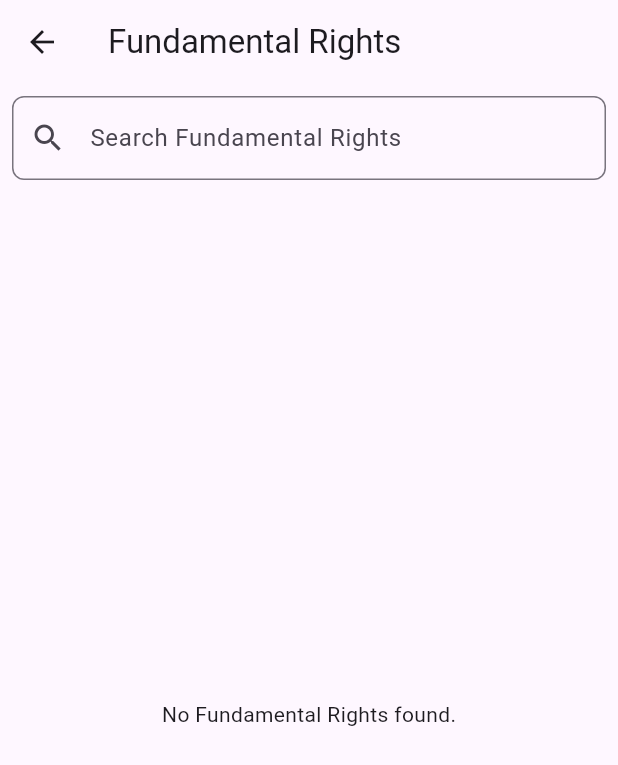
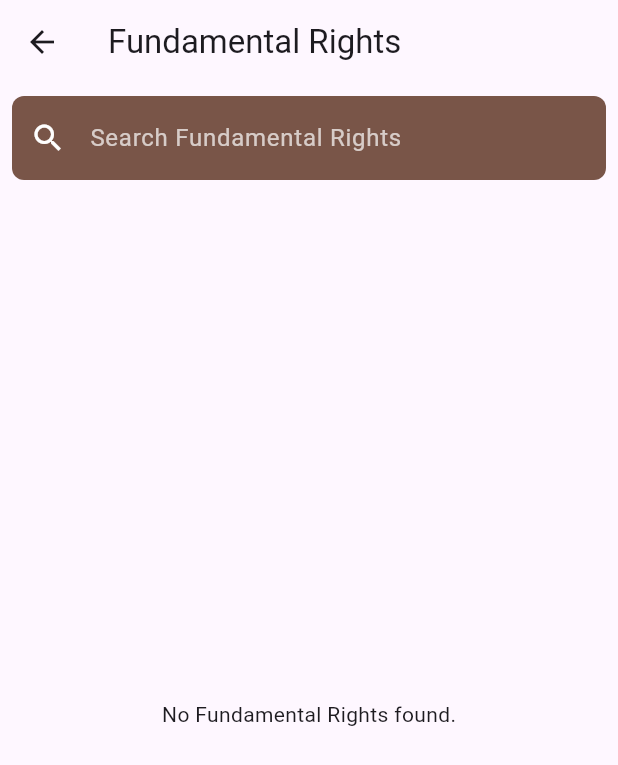
Before and after one commit to CodderPrince/Amar_Adalat, a Flutter app: the screen it shows after launch, after a tap on "Fundamental Rights", on a phone screen of 412 x 824 dp. Shown: the top 765 px of the screen. Run offline on Flutter 3.47's test engine with Material 3 defaults, Android fonts, the light colour scheme and no system bars; our stand-ins replace image_picker, supabase_flutter; accounts and stored records are empty.

Commit message:
search bar fine

```diff
--- a/lib/widgets/supabase_list.dart
+++ b/lib/widgets/supabase_list.dart
@@ -1,7 +1,7 @@
 import 'package:flutter/material.dart';
 import '../main.dart';
 import 'package:url_launcher/url_launcher.dart';
-import '../screens/detail_screen.dart'; // Import DetailScreen
+import '../screens/detail_screen.dart';
 import 'dart:math';
 
 class SupabaseListScreen extends StatefulWidget {
@@ -119,12 +119,17 @@ class _SupabaseListScreenState extends State<SupabaseListScreen> {
           Padding(
             padding: const EdgeInsets.all(8.0),
             child: TextField(
+              style: TextStyle(color: Colors.white),//Set text color to white
               decoration: InputDecoration(
-                prefixIcon: const Icon(Icons.search),
+                prefixIcon: const Icon(Icons.search, color: Colors.white,),//Set search icon color to white
                 hintText: 'Search ${widget.appBarTitle}',
+                hintStyle: TextStyle(color: Colors.white70),//Set hint text color to white
                 border: OutlineInputBorder(
                   borderRadius: BorderRadius.circular(8.0),
+                  borderSide: BorderSide.none, // Remove border
                 ),
+                filled: true,
+                fillColor: Colors.brown,
               ),
               onChanged: (val) {
                 setState(() {
```
